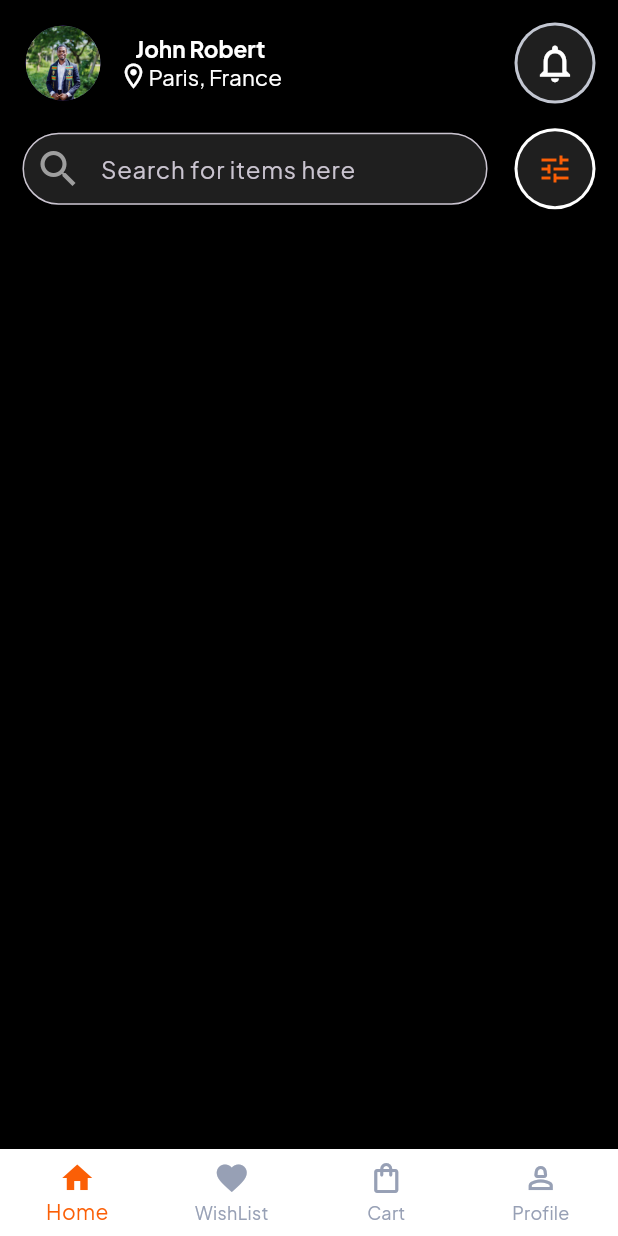
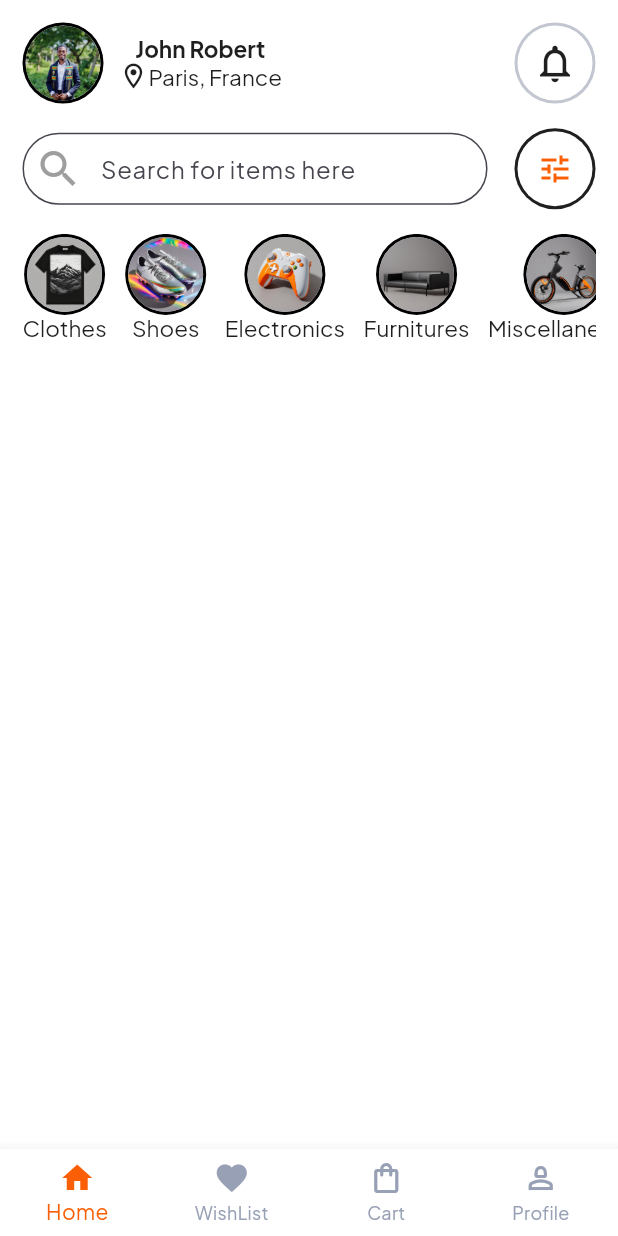
Before and after one commit to iamsamuelobourmensah/sammisHub, a Flutter app: the screen it shows after launch, on a phone screen of 412 x 824 dp. Run offline on Flutter 3.47's test engine with Material 3 defaults, Android fonts, the phone set to English and light mode, and no system bars; our stand-ins replace get, google_fonts.

Commit message:
category Ui done

```diff
--- a/sammis_hub/lib/core/features/HomeScreen/Presentation/screens/home_screen.dart
+++ /dev/null
@@ -1,37 +0,0 @@
-import 'package:flutter/material.dart';
-import 'package:sammis_hub/core/features/HomeScreen/Presentation/widgets/home_screen_app_bar_widget.dart';
-import 'package:sammis_hub/core/features/HomeScreen/Presentation/widgets/search_bar.dart';
-
-class HomeScreen extends StatelessWidget {
-  const HomeScreen({super.key});
-
-
-  @override
-  Widget build(BuildContext context) {
-    final Size screenSize = MediaQuery.of(context).size;
-    return Scaffold(
-
-      body: SafeArea(
-        child: Padding(
-          padding: const EdgeInsets.all(15.0),
-          child: Column(children: [
-            HomeScreenAppBarWidget(
-              userLocation: "Paris, France",
-              userName: "John Robert",
-            ),// appBar
-
-
-            Column(
-              children: [
-                SizedBox(height: screenSize.height * 0.02,),
-                CustomSearchBar(),
-                SizedBox(height: screenSize.height * 0.02,),
-
-              ],
-            )
-          ],),
-        ),
-      )
-    );
-  }
-}
--- a/sammis_hub/lib/core/utils/custom_navBar.dart
+++ b/sammis_hub/lib/core/utils/custom_navBar.dart
@@ -2,10 +2,10 @@ import 'package:flutter/material.dart';
 import 'package:get/get.dart';
 import 'package:get/get_state_manager/src/simple/get_controllers.dart';
 import 'package:sammis_hub/core/Constants/color_theme.dart';
-import 'package:sammis_hub/core/features/CartScreen/presentation/cart_screen.dart';
-import 'package:sammis_hub/core/features/HomeScreen/Presentation/screens/home_screen.dart';
-import 'package:sammis_hub/core/features/Profile/presentation/profile_screen.dart';
-import 'package:sammis_hub/core/features/wishListScreen/presentation/wishListscreen.dart';
+import 'package:sammis_hub/features/Cart/presentation/cart_screen.dart';
+import 'package:sammis_hub/features/HomeScreen/Presentation/screens/home_screen.dart';
+import 'package:sammis_hub/features/Profile/presentation/profile_screen.dart';
+import 'package:sammis_hub/features/wishList/presentation/wishListscreen.dart';
 
 class CustomNavbar extends StatefulWidget {
   const CustomNavbar({super.key});
@@ -61,9 +61,9 @@ class Bottomnavigationbarcontroller extends GetxController {
   Rx<int> currentScreen = 0.obs;
 
   List navScreens = [
-     const HomeScreen(),
-    const WishlistScreen(),
-     const CartScreen(),
-     const ProfileScreen(),
+     HomeScreen(),
+    WishlistScreen(),
+     CartScreen(),
+     ProfileScreen(),
   ].obs;
 }
--- /dev/null
+++ b/sammis_hub/lib/features/HomeScreen/Presentation/screens/home_screen.dart
@@ -0,0 +1,58 @@
+import 'package:flutter/material.dart';
+import 'package:sammis_hub/features/HomeScreen/Presentation/widgets/category_widget.dart';
+import 'package:sammis_hub/features/HomeScreen/Presentation/widgets/home_screen_app_bar_widget.dart';
+import 'package:sammis_hub/features/HomeScreen/Presentation/widgets/search_bar.dart';
+import 'package:sammis_hub/features/HomeScreen/data/repository/category_local_data_impl.dart';
+import 'package:sammis_hub/features/HomeScreen/domain/entities/category_entity.dart';
+import 'package:sammis_hub/features/HomeScreen/domain/repository/category_repository.dart';
+
+class HomeScreen extends StatelessWidget {
+  HomeScreen({super.key});
+
+  final CategoryRepository categoryRepository = CategoryLocalDataImpl();
+
+  @override
+  Widget build(BuildContext context) {
+    final List<Category> categories = categoryRepository.getCategories();
+    final Size screenSize = MediaQuery.of(context).size;
+    return Scaffold(
+      body: SafeArea(
+        child: Padding(
+          padding: const EdgeInsets.all(15.0),
+          child: Column(
+            children: [
+              HomeScreenAppBarWidget(
+                userLocation: "Paris, France",
+                userName: "John Robert",
+              ), // appBar
+
+              Column(
+                children: [
+                  SizedBox(height: screenSize.height * 0.02),
+                  CustomSearchBar(),
+                  SizedBox(height: screenSize.height * 0.02),
+                  SizedBox(
+                    height: screenSize.height * 0.4,
+                    child: ListView.separated(
+                      scrollDirection: Axis.horizontal,
+                      itemBuilder: (context, index) {
+                        return CategoryWidget(
+                          categoryName: categories[index].name,
+                          categoryImage: categories[index].image,
+                        );
+                      },
+                      separatorBuilder: (context, index) {
+                        return SizedBox(width: screenSize.height * 0.015);
+                      },
+                      itemCount: categories.length,
+                    ),
+                  ),
+                ],
+              ),
+            ],
+          ),
+        ),
+      ),
+    );
+  }
+}
--- /dev/null
+++ b/sammis_hub/lib/features/HomeScreen/Presentation/widgets/category_widget.dart
@@ -0,0 +1,31 @@
+import 'package:flutter/material.dart';
+import 'package:sammis_hub/core/Constants/color_theme.dart';
+import 'package:sammis_hub/features/HomeScreen/Presentation/widgets/circle_avatar_widget.dart';
+
+class CategoryWidget extends StatelessWidget {
+  const CategoryWidget({super.key, required this.categoryName, required this.categoryImage});
+
+final String categoryName;
+final String categoryImage;
+  @override
+  Widget build(BuildContext context) {
+    return Column(
+      children: [
+        CircleAvatarWidget(
+          radius: 25,
+          backgroundImage: AssetImage(categoryImage),
+        ),
+
+        Text(
+          categoryName,
+          style: Theme.of(context).textTheme.displayMedium?.copyWith(
+            //fontWeight: FontWeight.bold,
+            color: Theme.of(context).brightness == Brightness.light
+                ? Colortheme.labelPrimary
+                : Colortheme.labelTertiary,
+          ),
+        ),
+      ],
+    );
+  }
+}
--- a/sammis_hub/lib/core/features/HomeScreen/Presentation/widgets/home_screen_app_bar_widget.dart
+++ b/sammis_hub/lib/features/HomeScreen/Presentation/widgets/home_screen_app_bar_widget.dart
@@ -1,6 +1,6 @@
 import 'package:flutter/material.dart';
 import 'package:sammis_hub/core/Constants/color_theme.dart';
-import 'package:sammis_hub/core/features/HomeScreen/Presentation/widgets/circle_avatar_widget.dart';
+import 'package:sammis_hub/features/HomeScreen/Presentation/widgets/circle_avatar_widget.dart';
 
 class HomeScreenAppBarWidget extends StatelessWidget {
    HomeScreenAppBarWidget({super.key,this.userLocation,this.userName});
--- a/sammis_hub/lib/core/features/HomeScreen/Presentation/widgets/search_bar.dart
+++ b/sammis_hub/lib/features/HomeScreen/Presentation/widgets/search_bar.dart
@@ -1,6 +1,6 @@
 import 'package:flutter/material.dart';
 import 'package:sammis_hub/core/Constants/color_theme.dart';
-import 'package:sammis_hub/core/features/HomeScreen/Presentation/widgets/circle_avatar_widget.dart';
+import 'package:sammis_hub/features/HomeScreen/Presentation/widgets/circle_avatar_widget.dart';
 
 class CustomSearchBar extends StatelessWidget {
   CustomSearchBar({super.key, this.controller, this.onChanged});
--- /dev/null
+++ b/sammis_hub/lib/features/HomeScreen/data/dataSource/category_local_data_source.dart
@@ -0,0 +1,38 @@
+// features/category/data/category_data.dart
+import 'package:sammis_hub/features/HomeScreen/domain/entities/category_entity.dart';
+
+
+
+const List<Category> categories = [
+  Category(
+    id: 1,
+    name: "Clothes",
+    slug: "clothes",
+    image: "assets/images/cloth.jpeg",
+  ),
+  Category(
+    id: 2,
+    name: "Shoes",
+    slug: "shoes",
+    image: "assets/images/shoes.jpeg",
+  ),
+  Category(
+    id: 3,
+    name: "Electronics",
+    slug: "electronics",
+    image: "assets/images/electronics.jpeg",
+  ),
+  Category(
+    id: 4,
+    name: "Furnitures",
+    slug: "furnitures",
+    image: "assets/images/furnitures.jpeg",
+  ),
+Category(
+    id: 5,
+    name: "Miscellaneous",
+    slug: "miscellaneous",
+    image: "assets/images/miscellaneous.jpg",
+  ),
+
+];
--- /dev/null
+++ b/sammis_hub/lib/features/HomeScreen/data/repository/category_local_data_impl.dart
@@ -0,0 +1,10 @@
+import 'package:sammis_hub/features/HomeScreen/data/dataSource/category_local_data_source.dart';
+import 'package:sammis_hub/features/HomeScreen/domain/entities/category_entity.dart';
+import 'package:sammis_hub/features/HomeScreen/domain/repository/category_repository.dart';
+
+class CategoryLocalDataImpl implements CategoryRepository {
+  @override
+  List<Category> getCategories() {
+    return categories;
+  }
+}
--- /dev/null
+++ b/sammis_hub/lib/features/HomeScreen/domain/entities/category_entity.dart
@@ -0,0 +1,13 @@
+class Category {
+  final int id;
+  final String name;
+  final String slug;
+  final String image;
+
+  const Category({
+    required this.id,
+    required this.name,
+    required this.slug,
+    required this.image,
+  });
+}
--- /dev/null
+++ b/sammis_hub/lib/features/HomeScreen/domain/repository/category_repository.dart
@@ -0,0 +1,5 @@
+import 'package:sammis_hub/features/HomeScreen/domain/entities/category_entity.dart';
+
+abstract class CategoryRepository {
+  List<Category> getCategories();
+}
--- a/sammis_hub/lib/main.dart
+++ b/sammis_hub/lib/main.dart
@@ -17,7 +17,7 @@ class MyApp extends StatelessWidget {
       themeMode: ThemeMode.system,
       debugShowCheckedModeBanner: false,
       darkTheme: Apptheme.darkTheme,
-      theme: Apptheme.darkTheme,
+      theme: Apptheme.lightTheme,
 
       home:  CustomNavbar(),
     );
```
Also changed, not shown: sammis_hub/lib/features/Cart/presentation/cart_screen.dart (renamed from sammis_hub/lib/core/features/CartScreen/presentation/cart_screen.dart), sammis_hub/lib/features/HomeScreen/Presentation/widgets/circle_avatar_widget.dart (renamed from sammis_hub/lib/core/features/HomeScreen/Presentation/widgets/circle_avatar_widget.dart), sammis_hub/lib/features/Profile/presentation/profile_screen.dart (renamed from sammis_hub/lib/core/features/Profile/presentation/profile_screen.dart), sammis_hub/lib/features/wishList/presentation/wishListscreen.dart (renamed from sammis_hub/lib/core/features/wishListScreen/presentation/wishListscreen.dart).
